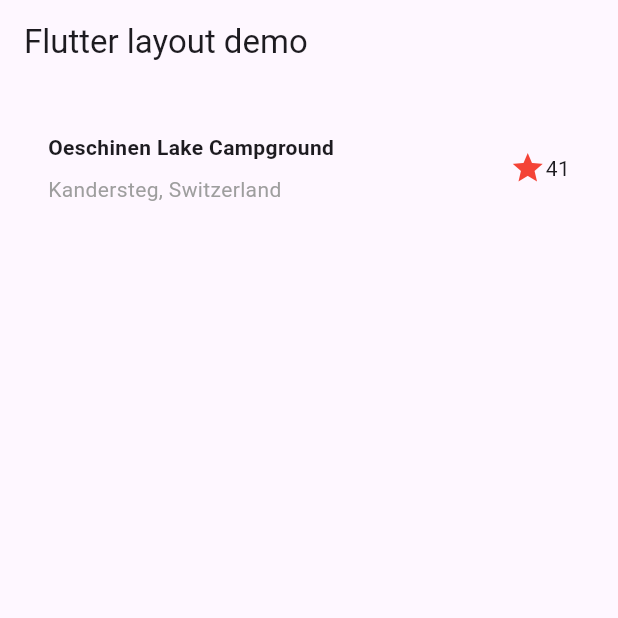
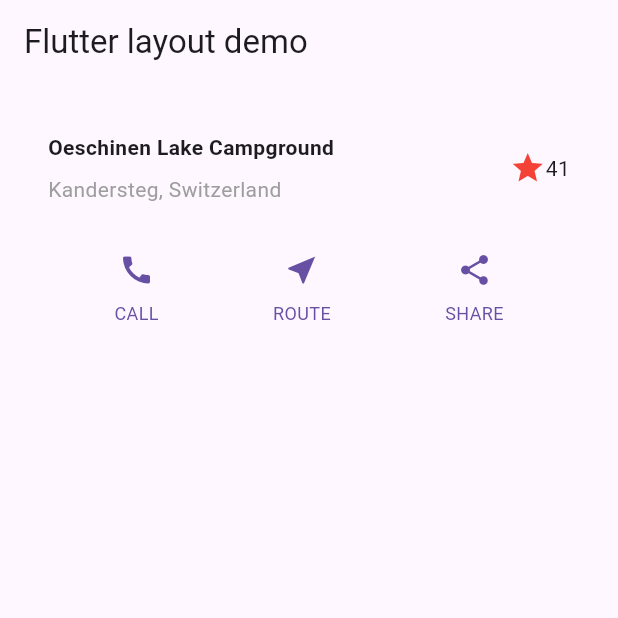
Before and after one commit to tsuruobiz/flutter_tutorial_2024, a Flutter app: the screen it shows after launch, on a phone screen of 412 x 824 dp, the top half of it. Run offline on Flutter 3.47's test engine with Material 3 defaults, Android fonts, the phone set to English and light mode, and no system bars.

```diff
--- a/lib/main.dart
+++ b/lib/main.dart
@@ -21,6 +21,7 @@ class MyApp extends StatelessWidget {
                 name: 'Oeschinen Lake Campground',
                 location: 'Kandersteg, Switzerland',
               ),
+              ButtonSection()
             ],
           ),
         ),
```
